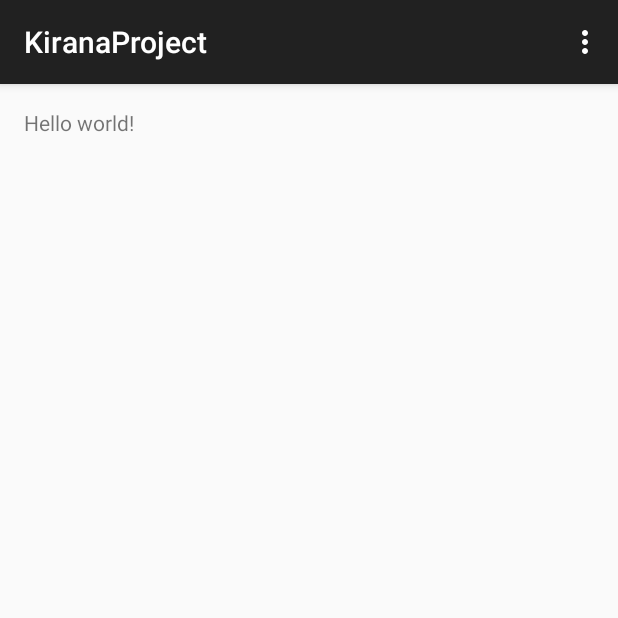
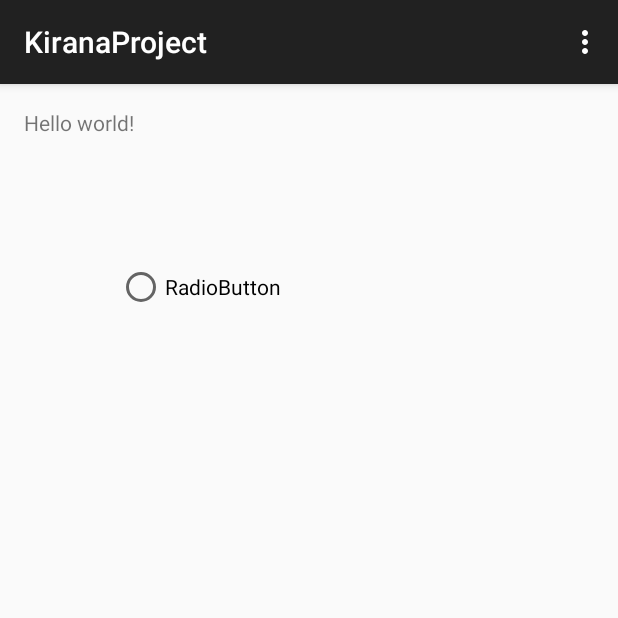
Before and after one commit to pagrawal1407/Container, an Android app: the screen it shows after launch (MainActivity), on a phone screen of 412 x 824 dp, the top half of it. Run offline under Robolectric (Android 15) with nearby library versions, the phone set to English and light mode, and no system bars.

Commit message:
Button added

```diff
--- a/app/src/main/res/layout/activity_main.xml
+++ b/app/src/main/res/layout/activity_main.xml
@@ -6,6 +6,19 @@
     android:paddingBottom="@dimen/activity_vertical_margin" tools:context=".MainActivity">
 
     <TextView android:text="@string/hello_world" android:layout_width="wrap_content"
-        android:layout_height="wrap_content" />
+        android:layout_height="wrap_content"
+        android:id="@+id/textView" />
+
+    <RadioButton
+        android:text="RadioButton"
+        android:layout_width="wrap_content"
+        android:layout_height="wrap_content"
+        android:layout_below="@+id/textView"
+        android:layout_alignParentLeft="true"
+        android:layout_alignParentStart="true"
+        android:layout_marginLeft="62dp"
+        android:layout_marginStart="62dp"
+        android:layout_marginTop="84dp"
+        android:id="@+id/radioButton" />
 
 </RelativeLayout>
```
Also changed, not shown: 2 other files.
